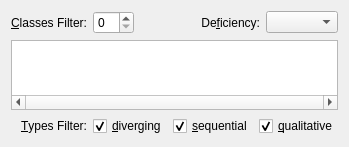
First picture: the form in source/widgetzeug/source/ColorSchemePresetsWidget.ui, repository cginternals/libzeug, before the edit.
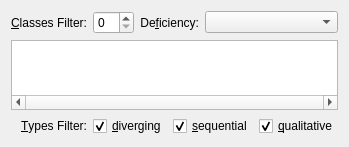
Second picture: the form after the edit. Custom widgets are drawn as their Qt base class.

Commit message:
refine color scheme widgets
* add inverted option
* refine left/right key interaction in scheme view

What changed in the file:
```diff
--- a/source/widgetzeug/source/ColorSchemePresetsWidget.ui
+++ b/source/widgetzeug/source/ColorSchemePresetsWidget.ui
@@ -38,12 +38,6 @@
    </item>
    <item row="0" column="2">
     <widget class="QLabel" name="deficiencyLabel">
-     <property name="sizePolicy">
-      <sizepolicy hsizetype="Expanding" vsizetype="Preferred">
-       <horstretch>0</horstretch>
-       <verstretch>0</verstretch>
-      </sizepolicy>
-     </property>
      <property name="text">
       <string>De&amp;ficiency:</string>
      </property>
@@ -69,7 +63,14 @@
     </widget>
    </item>
    <item row="0" column="3">
-    <widget class="QComboBox" name="deficiencyComboBox"/>
+    <widget class="QComboBox" name="deficiencyComboBox">
+     <property name="sizePolicy">
+      <sizepolicy hsizetype="Expanding" vsizetype="Fixed">
+       <horstretch>0</horstretch>
+       <verstretch>0</verstretch>
+      </sizepolicy>
+     </property>
+    </widget>
    </item>
    <item row="0" column="1">
     <widget class="QSpinBox" name="classesSpinBox"/>
```
The commit also changes 7 other files.
